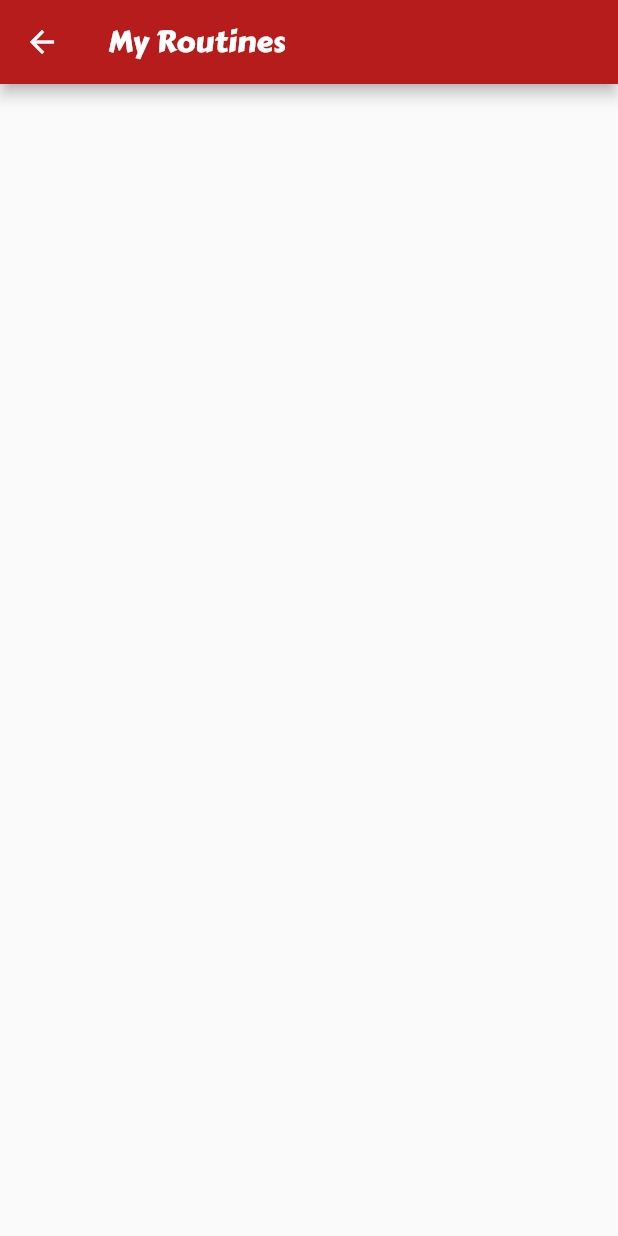
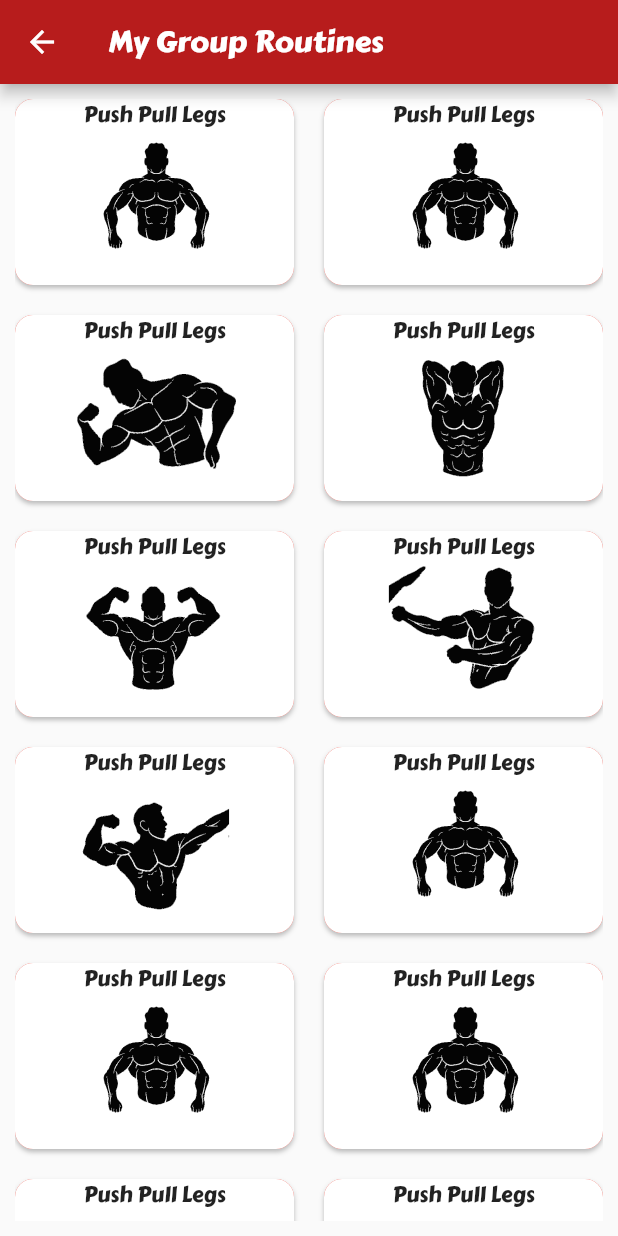
Before and after one commit to mcuv3/Tracktion, a Flutter app: the RoutineMainScreen screen opened by its route, on a phone screen of 412 x 824 dp. Run offline on Flutter 3.47's test engine with Material 2 defaults, Android fonts, the phone set to English and light mode, and no system bars; our stand-ins replace bloc, connectivity, fl_chart, flutter_bloc, flutter_svg, font_awesome_flutter and 4 more; missing offline and left inert: flutter_clean_calendar, flutter_cupertino_date_picker; accounts and stored records are empty; generated files the repository leaves out were written again.

Commit message:
implement design routines screens

```diff
--- a/lib/main.dart
+++ b/lib/main.dart
@@ -14,12 +14,14 @@ import 'package:tracktion/bloc/workout/workout_bloc.dart';
 import 'package:tracktion/models/db/database.dart';
 import 'package:tracktion/models/server/ServerMigrator.dart';
 import 'package:tracktion/screens/routine/routine-main-screen.dart';
+import 'package:tracktion/screens/routine/routines-screen.dart';
 
 import './screens/index.dart';
 import 'bloc/exercise-stream/exercisestream_cubit.dart';
 import 'bloc/routine-group/routine_bloc.dart';
 import 'bloc/routine/routine_bloc.dart';
 import 'bloc/routines/routines_bloc.dart';
+import 'screens/routine/routine-screen.dart';
 
 void _enablePlatformOverrideForDesktop() {
   if (!kIsWeb && (Platform.isWindows || Platform.isLinux)) {
@@ -203,6 +205,8 @@ class _InitAppState extends State<InitApp> {
         ExerciseWorkOut.routeName: (ctx) => ExerciseWorkOut(),
         WorkOutScreen.routeName: (ctx) => WorkOutScreen(),
         RoutineMainScreen.routeName: (ctx) => RoutineMainScreen(),
+        RoutinesScreen.routeName: (ctx) => RoutinesScreen(),
+        RoutineScreen.routeName: (ctx) => RoutineScreen(),
       },
     );
   }
--- a/lib/screens/routine/routine-main-screen.dart
+++ b/lib/screens/routine/routine-main-screen.dart
@@ -1,14 +1,30 @@
 import 'package:flutter/material.dart';
+import 'package:tracktion/screens/routine/routines-screen.dart';
+import 'package:tracktion/widgets/items/GroupRoutineItem.dart';
 
 class RoutineMainScreen extends StatelessWidget {
-  static const routeName = "/routine";
+  static const routeName = "/routine-main";
 
   @override
   Widget build(BuildContext context) {
     return Scaffold(
-      appBar: AppBar(
-        title: Text("My Routines"),
-      ),
-    );
+        appBar: AppBar(
+          title: Text("My Group Routines"),
+        ),
+        body: Padding(
+            padding: EdgeInsets.all(10),
+            child: GridView.builder(
+                gridDelegate: SliverGridDelegateWithMaxCrossAxisExtent(
+                    maxCrossAxisExtent: 200,
+                    childAspectRatio: 3 / 2,
+                    crossAxisSpacing: 20,
+                    mainAxisSpacing: 20),
+                itemBuilder: (context, i) => GroupRoutineItem(
+                      onTap: () {
+                        Navigator.of(context)
+                            .pushNamed(RoutinesScreen.routeName);
+                      },
+                      index: i,
+                    ))));
   }
 }
--- /dev/null
+++ b/lib/widgets/items/GroupRoutineItem.dart
@@ -0,0 +1,66 @@
+import 'dart:math';
+
+import 'package:flutter/material.dart';
+import 'package:flutter_svg/svg.dart';
+
+const vectorsPath = "assets/vectors/routines";
+
+class GroupRoutineItem extends StatelessWidget {
+  final Function onTap;
+  final int index;
+  GroupRoutineItem({this.onTap, this.index});
+
+  @override
+  Widget build(BuildContext context) {
+    return Container(
+      decoration: BoxDecoration(
+        boxShadow: [
+          BoxShadow(
+              color: Colors.black26, offset: Offset(0, 2), blurRadius: 2.0),
+        ],
+        borderRadius: BorderRadius.circular(12.0),
+        color: Colors.red,
+      ),
+      child: Material(
+        borderRadius: BorderRadius.circular(12.0),
+        color: Colors.white,
+        child: InkWell(
+          borderRadius: BorderRadius.circular(12.0),
+          onTap: onTap,
+          splashColor: Colors.black.withOpacity(0.2),
+          splashFactory: InkSplash.splashFactory,
+          child: ClipRRect(
+            child: Column(
+              children: <Widget>[
+                Text('Push Pull Legs'),
+                buildVector(),
+              ],
+            ),
+          ),
+        ),
+      ),
+    );
+  }
+
+  Container buildVector() {
+    var idx = index;
+    if (index == 0 || index > 6) {
+      Random rnd;
+      int min = 1;
+      int max = 6;
+      rnd = new Random();
+      idx = min + rnd.nextInt(max - min);
+    }
+
+    return Container(
+      width: double.infinity,
+      child: Center(
+        child: SvgPicture.asset(
+          'assets/vectors/routines/$idx.svg',
+          height: 90,
+          width: 200,
+        ),
+      ),
+    );
+  }
+}
--- a/pubspec.yaml
+++ b/pubspec.yaml
@@ -50,6 +50,12 @@ flutter:
     - assets/vectors/quads.svg
     - assets/vectors/shoulders.svg
     - assets/vectors/arms.svg
+    - assets/vectors/routines/1.svg
+    - assets/vectors/routines/2.svg
+    - assets/vectors/routines/3.svg
+    - assets/vectors/routines/4.svg
+    - assets/vectors/routines/5.svg
+    - assets/vectors/routines/6.svg
 
   fonts:
     - family: CarterOne
```
Also changed, not shown: lib/screens/routine/routine-screen.dart (added, +19 -0 lines), lib/screens/routine/routines-screen.dart (added, +25 -0 lines), lib/widgets/items/RoutineItem.dart (added, +37 -0 lines), lib/widgets/items/SetRoutineItem.dart (added, +43 -0 lines), assets/vectors/routines/1.svg (added), assets/vectors/routines/2.svg (added), assets/vectors/routines/3.svg (added), assets/vectors/routines/4.svg (added), assets/vectors/routines/5.svg (added), assets/vectors/routines/6.svg (added).
